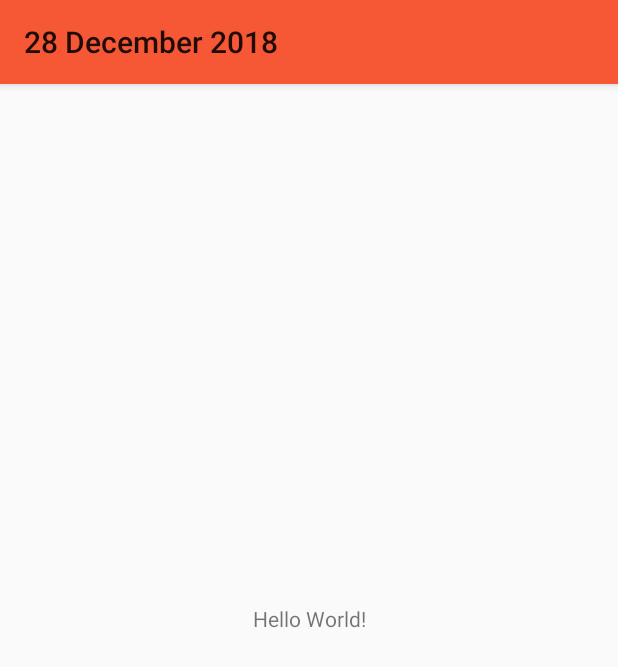
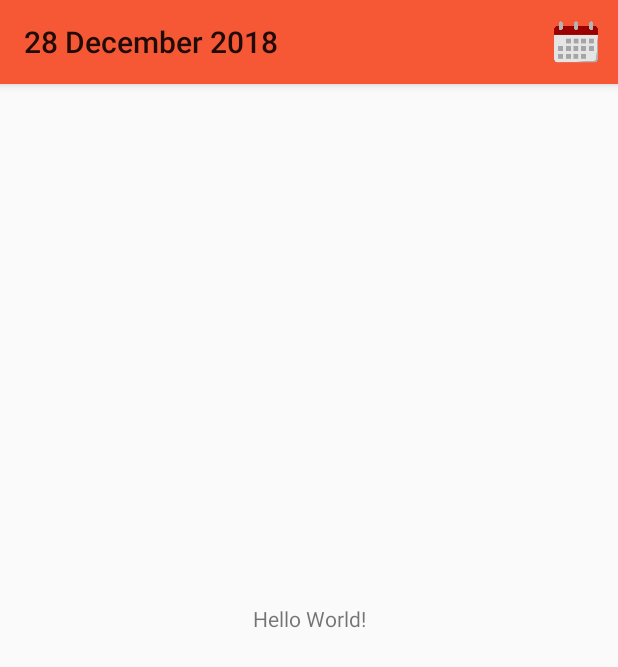
Before and after one commit to jungilwoo93/BonPlan, an Android app: the screen it shows after launch (MainActivity), on a phone screen of 412 x 824 dp. Shown: the top 667 px of the screen. Run offline under Robolectric (Android 15) with nearby library versions, the phone set to English and light mode, and no system bars.

Commit message:
create activity for calendar

```diff
--- a/app/src/main/AndroidManifest.xml
+++ b/app/src/main/AndroidManifest.xml
@@ -16,6 +16,7 @@
                 <category android:name="android.intent.category.LAUNCHER" />
             </intent-filter>
         </activity>
+        <activity android:name=".CalendarActivity"></activity>
     </application>
 
 </manifest>
--- a/app/src/main/java/com/example/panpa/bonplan/MainActivity.java
+++ b/app/src/main/java/com/example/panpa/bonplan/MainActivity.java
@@ -1,8 +1,11 @@
 package com.example.panpa.bonplan;
 
+import android.content.Intent;
 import android.support.v7.app.AppCompatActivity;
 import android.os.Bundle;
 import android.support.v7.widget.Toolbar;
+import android.view.Menu;
+import android.view.MenuItem;
 
 import java.util.Calendar;
 import java.util.Date;
@@ -21,5 +24,23 @@ public class MainActivity extends AppCompatActivity {
         int year = cal.get(Calendar.YEAR);
         toolbar.setTitle(date + " " + monthname+" "+year);
         setSupportActionBar(toolbar);
+        //toolbar.setNavigationIcon(R.mipmap.calendarlogo);
+        //Menu menu = findViewById(R..menu);
+        toolbar.setOnMenuItemClickListener(new Toolbar.OnMenuItemClickListener() {
+            @Override
+            public boolean onMenuItemClick(MenuItem menuItem) {
+                if(menuItem.getItemId()==R.id.logoCalendar){
+                    Intent intent =new Intent(MainActivity.this,CalendarActivity.class);
+                    startActivity(intent);
+                }
+                return true;
+            }
+        });
+    }
+
+    @Override
+    public boolean onCreateOptionsMenu(Menu menu) {
+        getMenuInflater().inflate(R.menu.menu_main, menu);
+        return true;
     }
 }
--- a/app/src/main/res/layout/toolbar.xml
+++ b/app/src/main/res/layout/toolbar.xml
@@ -1,5 +1,6 @@
 <?xml version="1.0" encoding="utf-8"?>
-<android.support.v7.widget.Toolbar xmlns:android="http://schemas.android.com/apk/res/android"
+<android.support.v7.widget.Toolbar
+    xmlns:android="http://schemas.android.com/apk/res/android"
     android:layout_width="match_parent" android:layout_height="wrap_content"
     android:background="@color/colorPrimary"
     android:elevation="4dp">
--- /dev/null
+++ b/app/src/main/res/menu/menu_main.xml
@@ -0,0 +1,12 @@
+<?xml version="1.0" encoding="utf-8"?>
+<menu xmlns:android="http://schemas.android.com/apk/res/android"
+    xmlns:app="http://schemas.android.com/apk/res-auto"
+    xmlns:tools="http://schemas.android.com/tools"
+    tools:context=".MainActivity"
+    android:layout_width="match_parent"
+    android:layout_height="match_parent">
+    <item android:id="@+id/logoCalendar"
+        android:title="CalendarLogo"
+        android:icon="@mipmap/calendaricon"
+        app:showAsAction="ifRoom"/>
+</menu>
--- a/app/src/main/res/values/colors.xml
+++ b/app/src/main/res/values/colors.xml
@@ -1,6 +1,6 @@
 <?xml version="1.0" encoding="utf-8"?>
 <resources>
     <color name="colorPrimary">#F65836</color>
-    <color name="colorPrimaryDark">#303F9F</color>
+    <color name="colorPrimaryDark">#F65836</color>
 
 </resources>
--- a/app/src/main/res/values/strings.xml
+++ b/app/src/main/res/values/strings.xml
@@ -1,3 +1,5 @@
 <resources>
     <string name="app_name">Mon Bon Plan</string>
+    <string name="chooseDateText">Choose a date</string>
+    <string name="chooseDateButton">Choose</string>
 </resources>
```
Also changed, not shown: app/src/main/java/com/example/panpa/bonplan/CalendarActivity.java (added, +27 -0 lines), app/src/main/res/layout/activity_calendar.xml (added, +66 -0 lines), app/src/main/res/mipmap/calendaricon.png (added).
